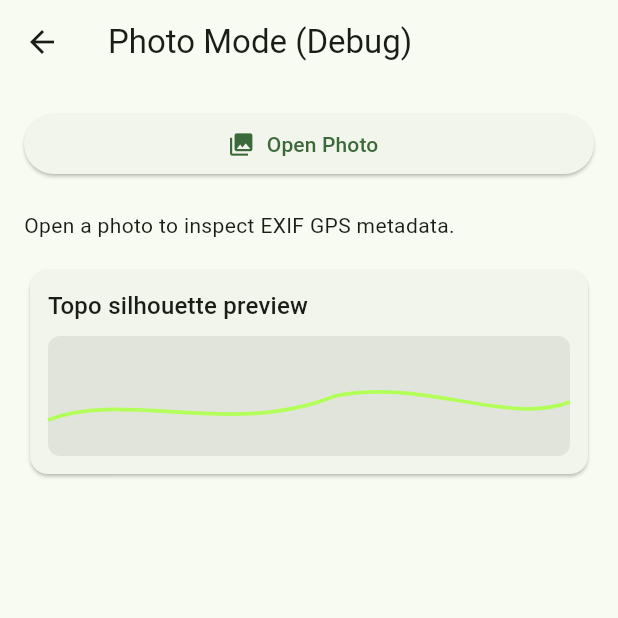
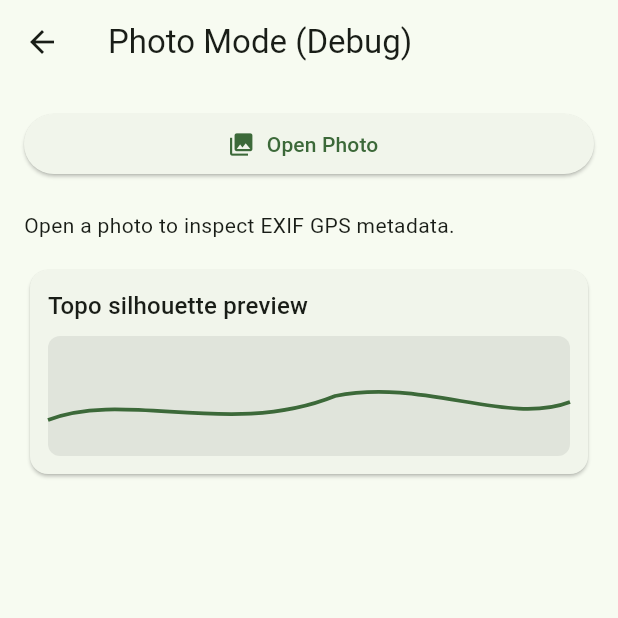
Before and after one commit to jane-smith-spec/Mountains, a Flutter app: the screen it shows after launch, after a tap on "Open Photo Debug", on a phone screen of 412 x 824 dp, the top half of it. Run offline on Flutter 3.47's test engine with Material 3 defaults, Android fonts, the phone set to English and light mode, and no system bars; our stand-ins replace flutter_riverpod, image_picker; missing offline and left inert: exif.

Commit message:
fix: add EXIF GPS persistence and first visible topo silhouette flow
Co-authored-by: jane-smith-spec <262708731+jane-smith-spec@users.noreply.github.com>

```diff
--- a/peakline_app/lib/data/photo_repository.dart
+++ b/peakline_app/lib/data/photo_repository.dart
@@ -2,6 +2,7 @@ import 'dart:io';
 
 import 'package:exif/exif.dart';
 import 'package:image_picker/image_picker.dart';
+import 'package:meta/meta.dart';
 
 import 'photo_metadata.dart';
 
@@ -14,6 +15,7 @@ class PhotoRepository {
 
   final ImagePicker _imagePicker;
   final Map<String, PhotoMetadata> _metadataCache = <String, PhotoMetadata>{};
+  static final RegExp _coordinateNumberPattern = RegExp(r'-?\d+(?:\.\d+)?');
 
   Future<PhotoMetadata?> pickAndReadMetadata() async {
     final XFile? image = await _imagePicker.pickImage(source: ImageSource.gallery);
@@ -32,11 +34,11 @@ class PhotoRepository {
     final List<int> imageBytes = await File(imagePath).readAsBytes();
     final Map<String, IfdTag> tags = await readExifFromBytes(imageBytes);
 
-    final double? latitude = _parseCoordinate(
+    final double? latitude = parseCoordinate(
       rawCoordinate: tags['GPS GPSLatitude']?.printable,
       directionRef: tags['GPS GPSLatitudeRef']?.printable,
     );
-    final double? longitude = _parseCoordinate(
+    final double? longitude = parseCoordinate(
       rawCoordinate: tags['GPS GPSLongitude']?.printable,
       directionRef: tags['GPS GPSLongitudeRef']?.printable,
     );
@@ -50,13 +52,8 @@ class PhotoRepository {
     return metadata;
   }
 
-  static double? parseCoordinateForTest({
-    required String? rawCoordinate,
-    required String? directionRef,
-  }) =>
-      _parseCoordinate(rawCoordinate: rawCoordinate, directionRef: directionRef);
-
-  static double? _parseCoordinate({
+  @visibleForTesting
+  static double? parseCoordinate({
     required String? rawCoordinate,
     required String? directionRef,
   }) {
@@ -80,7 +77,7 @@ class PhotoRepository {
     final double unsigned = degrees + (minutes / 60.0) + (seconds / 3600.0);
     final String normalizedRef = directionRef?.trim().toUpperCase() ?? '';
     if (normalizedRef == 'S' || normalizedRef == 'W') {
-      return -unsigned.abs();
+      return -unsigned;
     }
     return unsigned;
   }
@@ -99,7 +96,7 @@ class PhotoRepository {
       }
     }
 
-    final RegExpMatch? match = RegExp(r'-?\d+(?:\.\d+)?').firstMatch(rawValue);
+    final RegExpMatch? match = _coordinateNumberPattern.firstMatch(rawValue);
     if (match == null) {
       return null;
     }
--- a/peakline_app/lib/ui/screens/photo_debug_screen.dart
+++ b/peakline_app/lib/ui/screens/photo_debug_screen.dart
@@ -78,9 +78,9 @@ class _PhotoDebugScreenState extends State<PhotoDebugScreen> {
                       File(_photoMetadata!.path),
                       fit: BoxFit.cover,
                     ),
-                    const IgnorePointer(
+                    IgnorePointer(
                       child: CustomPaint(
-                        painter: TopoSilhouettePainter(),
+                        painter: TopoSilhouettePainter(color: theme.colorScheme.primary),
                       ),
                     ),
                   ],
@@ -112,7 +112,9 @@ class _PhotoDebugScreenState extends State<PhotoDebugScreen> {
                         color: theme.colorScheme.surfaceContainerHighest,
                         borderRadius: BorderRadius.circular(8),
                       ),
-                      child: const CustomPaint(painter: TopoSilhouettePainter()),
+                      child: CustomPaint(
+                        painter: TopoSilhouettePainter(color: theme.colorScheme.primary),
+                      ),
                     ),
                   ),
                 ],
--- a/peakline_app/lib/ui/widgets/topo_silhouette_painter.dart
+++ b/peakline_app/lib/ui/widgets/topo_silhouette_painter.dart
@@ -1,10 +1,14 @@
 import 'package:flutter/material.dart';
 
 class TopoSilhouettePainter extends CustomPainter {
+  const TopoSilhouettePainter({required this.color});
+
+  final Color color;
+
   @override
   void paint(Canvas canvas, Size size) {
     final Paint linePaint = Paint()
-      ..color = Colors.lightGreenAccent
+      ..color = color
       ..strokeWidth = 2.5
       ..style = PaintingStyle.stroke;
 
@@ -30,5 +34,6 @@ class TopoSilhouettePainter extends CustomPainter {
   }
 
   @override
-  bool shouldRepaint(covariant TopoSilhouettePainter oldDelegate) => false;
+  bool shouldRepaint(covariant TopoSilhouettePainter oldDelegate) =>
+      oldDelegate.color != color;
 }
```
Also changed, not shown: peakline_app/lib/data/photo_metadata.dart (line endings or trailing spaces), 1 other file.
